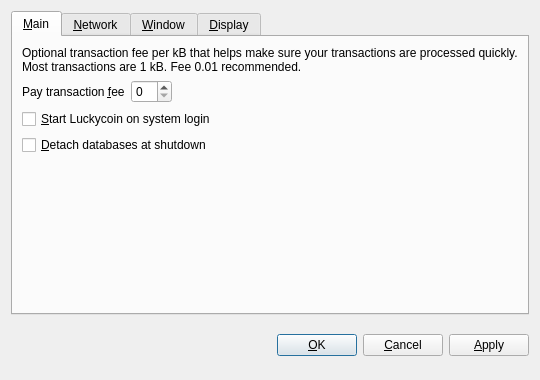
The window that src/qt/forms/optionsdialog.ui (jebigacoin/jebigacoin) describes before a commit, drawn with Qt 5.
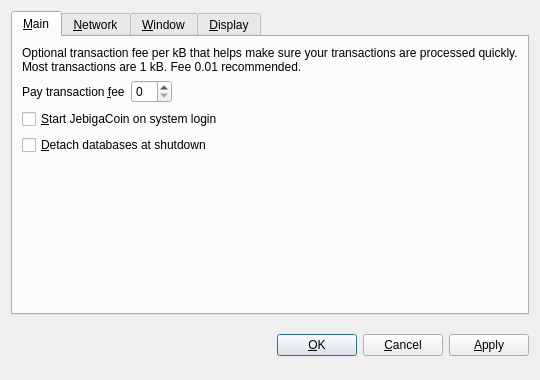
The same window after the commit. The open tabs and pages were chosen to show the change. Custom widgets are drawn as their Qt base class.

The edit to the form file:
```diff
--- a/src/qt/forms/optionsdialog.ui
+++ b/src/qt/forms/optionsdialog.ui
@@ -82,7 +82,7 @@
           <string>Automatically start Luckycoin after logging in to the system.</string>
          </property>
          <property name="text">
-          <string>&amp;Start Luckycoin on system login</string>
+          <string>&amp;Start JebigaCoin on system login</string>
          </property>
         </widget>
        </item>
```
Left out of the diff: 10 changed lines with no effect on the pictures.
